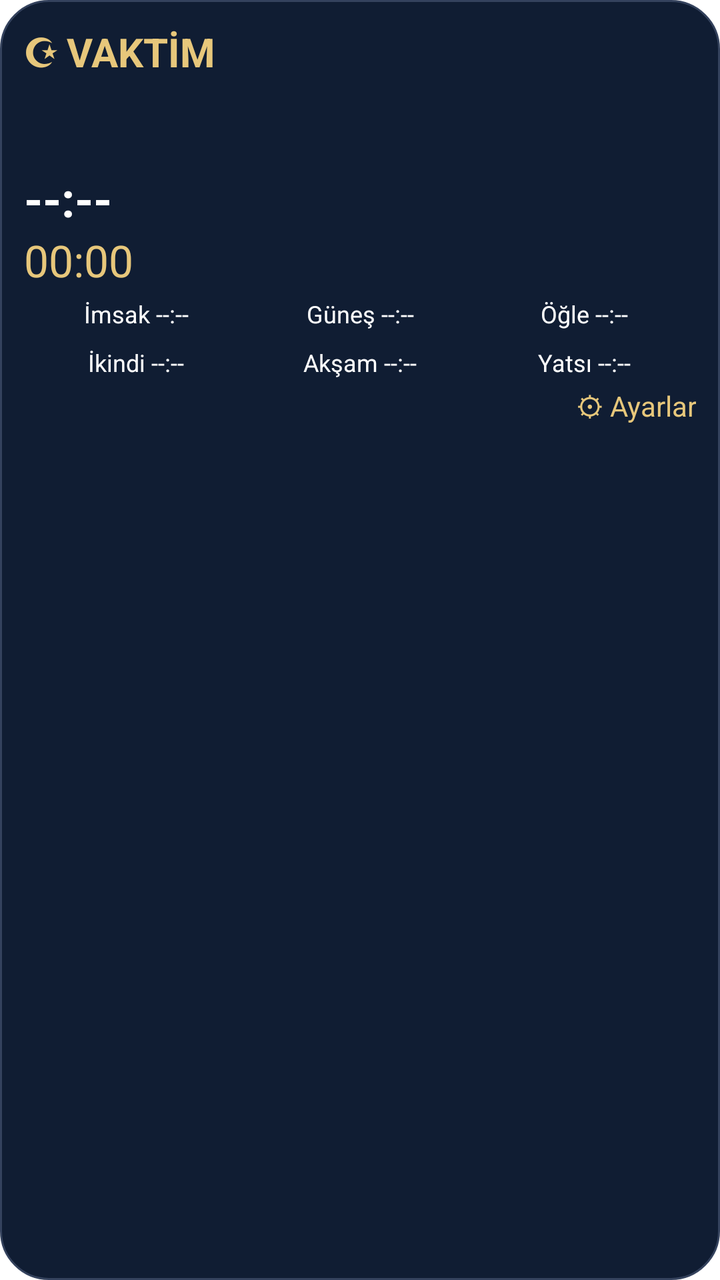
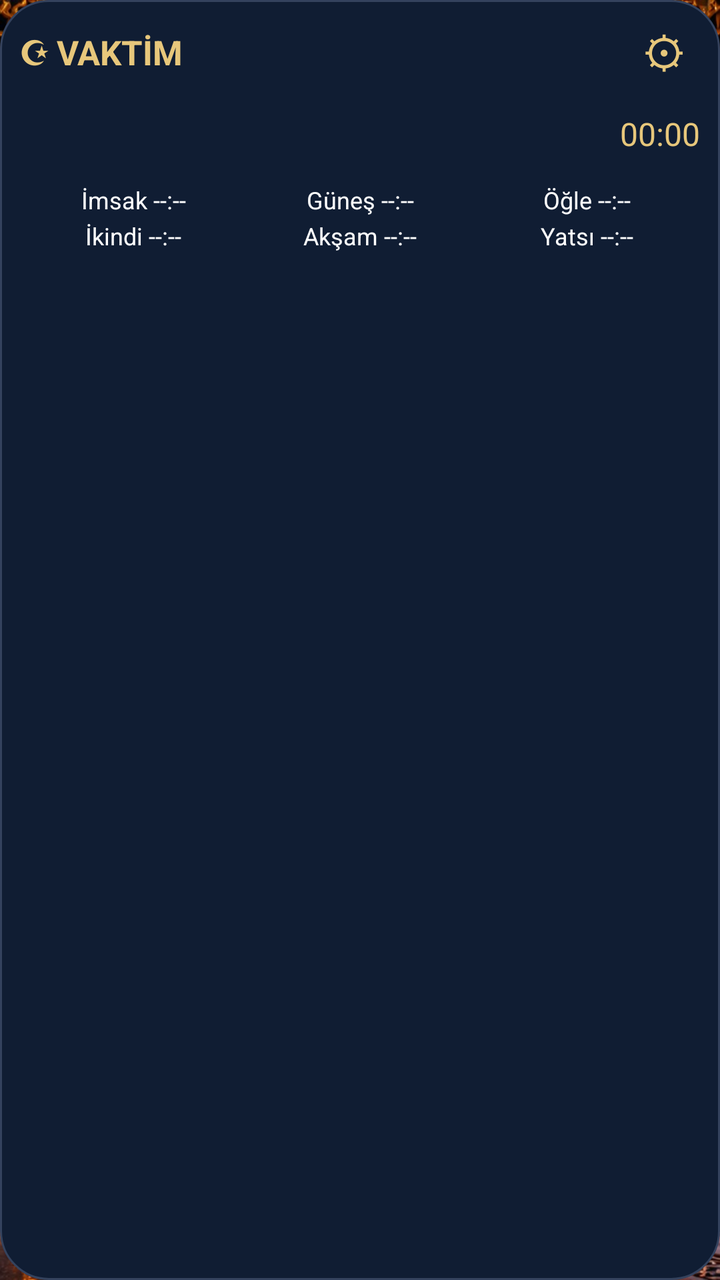

An Android layout rendered at two revisions. The XML below is the earlier revision; the diff shows what the commit changed to produce the second picture.
<!-- AndroidManifest.xml: application theme AppTheme -->
<!-- res/layout/vaktim_widget.xml -->
<LinearLayout xmlns:android="http://schemas.android.com/apk/res/android"
android:layout_width="match_parent"
android:layout_height="match_parent"
android:orientation="vertical"
android:padding="12dp"
android:background="@drawable/vaktim_widget_bg">

<TextView
android:id="@+id/widget_title"
android:layout_width="match_parent"
android:layout_height="wrap_content"
android:text="☪ VAKTİM"
android:textColor="#E7C77B"
android:textSize="20sp"
android:textStyle="bold"/>

<TextView
android:id="@+id/widget_city"
android:layout_width="match_parent"
android:layout_height="wrap_content"
android:textColor="#FFFFFF"
android:textSize="14sp"/>

<TextView
android:id="@+id/widget_prayer"
android:layout_width="match_parent"
android:layout_height="wrap_content"
android:textColor="#E7C77B"
android:textSize="18sp"/>

<TextView
android:id="@+id/widget_countdown"
android:layout_width="match_parent"
android:layout_height="wrap_content"
android:text="--:--"
android:textColor="#FFFFFF"
android:textSize="24sp"
android:textStyle="bold"/>

<Chronometer
android:id="@+id/widget_timer"
android:layout_width="match_parent"
android:layout_height="wrap_content"
android:textColor="#E7C77B"
android:textSize="22sp"
android:countDown="true"/>


<LinearLayout
android:layout_width="match_parent"
android:layout_height="wrap_content"
android:orientation="horizontal">

<TextView
android:id="@+id/widget_vakit_0"
android:layout_width="0dp"
android:layout_height="wrap_content"
android:layout_weight="1"
android:gravity="center"
android:padding="4dp"
android:text="İmsak --:--"
android:textColor="#FFFFFF"
android:textSize="12sp"/>

<TextView
android:id="@+id/widget_vakit_1"
android:layout_width="0dp"
android:layout_height="wrap_content"
android:layout_weight="1"
android:gravity="center"
android:padding="4dp"
android:text="Güneş --:--"
android:textColor="#FFFFFF"
android:textSize="12sp"/>

<TextView
android:id="@+id/widget_vakit_2"
android:layout_width="0dp"
android:layout_height="wrap_content"
android:layout_weight="1"
android:gravity="center"
android:padding="4dp"
android:text="Öğle --:--"
android:textColor="#FFFFFF"
android:textSize="12sp"/>
</LinearLayout>
<LinearLayout
android:layout_width="match_parent"
android:layout_height="wrap_content"
android:orientation="horizontal">

<TextView
android:id="@+id/widget_vakit_3"
android:layout_width="0dp"
android:layout_height="wrap_content"
android:layout_weight="1"
android:gravity="center"
android:padding="4dp"
android:text="İkindi --:--"
android:textColor="#FFFFFF"
android:textSize="12sp"/>

<TextView
android:id="@+id/widget_vakit_4"
android:layout_width="0dp"
android:layout_height="wrap_content"
android:layout_weight="1"
android:gravity="center"
android:padding="4dp"
android:text="Akşam --:--"
android:textColor="#FFFFFF"
android:textSize="12sp"/>

<TextView
android:id="@+id/widget_vakit_5"
android:layout_width="0dp"
android:layout_height="wrap_content"
android:layout_weight="1"
android:gravity="center"
android:padding="4dp"
android:text="Yatsı --:--"
android:textColor="#FFFFFF"
android:textSize="12sp"/>
</LinearLayout>
<TextView
android:id="@+id/widget_settings"
android:layout_width="match_parent"
android:layout_height="wrap_content"
android:gravity="end"
android:text="⚙ Ayarlar"
android:textColor="#E7C77B"
android:textSize="14sp"/>
</LinearLayout>
<!-- resources referenced by this layout -->
<resources>
  <!-- drawable vaktim_widget_bg (drawable) -->
  <?xml version="1.0" encoding="utf-8"?>
  <shape xmlns:android="http://schemas.android.com/apk/res/android" android:shape="rectangle">
      <solid android:color="#101D33"/>
      <corners android:radius="24dp"/>
      <stroke android:width="1dp" android:color="#34425D"/>
  </shape>
</resources>

<!-- the commit's change to res/layout/vaktim_widget.xml (unified diff, before → after) -->
@@ -2,49 +2,79 @@
 android:layout_width="match_parent"
 android:layout_height="match_parent"
 android:orientation="vertical"
-android:padding="12dp"
+android:padding="10dp"
 android:background="@drawable/vaktim_widget_bg">
+
+<LinearLayout
+android:layout_width="match_parent"
+android:layout_height="wrap_content"
+android:gravity="center_vertical"
+android:orientation="horizontal">
 
 <TextView
 android:id="@+id/widget_title"
-android:layout_width="match_parent"
+android:layout_width="0dp"
+android:layout_weight="1"
 android:layout_height="wrap_content"
 android:text="☪ VAKTİM"
 android:textColor="#E7C77B"
-android:textSize="20sp"
+android:textSize="17sp"
 android:textStyle="bold"/>
 
 <TextView
 android:id="@+id/widget_city"
+android:layout_width="wrap_content"
+android:layout_height="wrap_content"
+android:textColor="#FFFFFF"
+android:textSize="12sp"/>
+
+<TextView
+android:id="@+id/widget_settings"
+android:layout_width="36dp"
+android:layout_height="32dp"
+android:gravity="center"
+android:text="⚙"
+android:contentDescription="Ayarlar"
+android:textColor="#E7C77B"
+android:textSize="22sp"/>
+</LinearLayout>
+
+<LinearLayout
 android:layout_width="match_parent"
 android:layout_height="wrap_content"
-android:textColor="#FFFFFF"
-android:textSize="14sp"/>
+android:gravity="center_vertical"
+android:orientation="horizontal">
+
+<LinearLayout
+android:layout_width="0dp"
+android:layout_weight="1"
+android:layout_height="wrap_content"
+android:orientation="vertical">
 
 <TextView
 android:id="@+id/widget_prayer"
 android:layout_width="match_parent"
 android:layout_height="wrap_content"
 android:textColor="#E7C77B"
-android:textSize="18sp"/>
+android:textSize="14sp"/>
 
 <TextView
 android:id="@+id/widget_countdown"
 android:layout_width="match_parent"
 android:layout_height="wrap_content"
-android:text="--:--"
 android:textColor="#FFFFFF"
-android:textSize="24sp"
+android:textSize="23sp"
 android:textStyle="bold"/>
+</LinearLayout>
 
 <Chronometer
 android:id="@+id/widget_timer"
-android:layout_width="match_parent"
+android:layout_width="wrap_content"
 android:layout_height="wrap_content"
 android:textColor="#E7C77B"
-android:textSize="22sp"
+android:textSize="16sp"
 android:countDown="true"/>
-
+</LinearLayout>
 
 <LinearLayout
 android:layout_width="match_parent"
@@ -54,10 +84,11 @@ android:orientation="horizontal">
 <TextView
 android:id="@+id/widget_vakit_0"
 android:layout_width="0dp"
+android:layout_weight="1"
 android:layout_height="wrap_content"
-android:layout_weight="1"
 android:gravity="center"
-android:padding="4dp"
+android:padding="2dp"
+android:includeFontPadding="false"
 android:text="İmsak --:--"
 android:textColor="#FFFFFF"
 android:textSize="12sp"/>
@@ -65,10 +96,11 @@ android:textSize="12sp"/>
 <TextView
 android:id="@+id/widget_vakit_1"
 android:layout_width="0dp"
+android:layout_weight="1"
 android:layout_height="wrap_content"
-android:layout_weight="1"
 android:gravity="center"
-android:padding="4dp"
+android:padding="2dp"
+android:includeFontPadding="false"
 android:text="Güneş --:--"
 android:textColor="#FFFFFF"
 android:textSize="12sp"/>
@@ -76,10 +108,11 @@ android:textSize="12sp"/>
 <TextView
 android:id="@+id/widget_vakit_2"
 android:layout_width="0dp"
+android:layout_weight="1"
 android:layout_height="wrap_content"
-android:layout_weight="1"
 android:gravity="center"
-android:padding="4dp"
+android:padding="2dp"
+android:includeFontPadding="false"
 android:text="Öğle --:--"
 android:textColor="#FFFFFF"
 android:textSize="12sp"/>
@@ -92,10 +125,11 @@ android:orientation="horizontal">
 <TextView
 android:id="@+id/widget_vakit_3"
 android:layout_width="0dp"
+android:layout_weight="1"
 android:layout_height="wrap_content"
-android:layout_weight="1"
 android:gravity="center"
-android:padding="4dp"
+android:padding="2dp"
+android:includeFontPadding="false"
 android:text="İkindi --:--"
 android:textColor="#FFFFFF"
 android:textSize="12sp"/>
@@ -103,10 +137,11 @@ android:textSize="12sp"/>
 <TextView
 android:id="@+id/widget_vakit_4"
 android:layout_width="0dp"
+android:layout_weight="1"
 android:layout_height="wrap_content"
-android:layout_weight="1"
 android:gravity="center"
-android:padding="4dp"
+android:padding="2dp"
+android:includeFontPadding="false"
 android:text="Akşam --:--"
 android:textColor="#FFFFFF"
 android:textSize="12sp"/>
@@ -114,20 +149,12 @@ android:textSize="12sp"/>
 <TextView
 android:id="@+id/widget_vakit_5"
 android:layout_width="0dp"
+android:layout_weight="1"
 android:layout_height="wrap_content"
-android:layout_weight="1"
 android:gravity="center"
-android:padding="4dp"
+android:padding="2dp"
+android:includeFontPadding="false"
 android:text="Yatsı --:--"
 android:textColor="#FFFFFF"
 android:textSize="12sp"/>
-</LinearLayout>
-<TextView
-android:id="@+id/widget_settings"
-android:layout_width="match_parent"
-android:layout_height="wrap_content"
-android:gravity="end"
-android:text="⚙ Ayarlar"
-android:textColor="#E7C77B"
-android:textSize="14sp"/>
-</LinearLayout>
+</LinearLayout></LinearLayout>
<!-- resource entries referenced after the edit -->
@@ -7,5 +7,34 @@
       <corners android:radius="24dp"/>
       <stroke android:width="1dp" android:color="#34425D"/>
   </shape>
+  <style name="AppTheme" parent="Theme.AppCompat.DayNight.NoActionBar">
+      <item name="android:enforceNavigationBarContrast" tools:targetApi="29">true</item>
+      <item name="android:editTextBackground">@drawable/rn_edit_text_material</item>
+      <item name="colorPrimary">@color/colorPrimary</item>
+      <item name="android:statusBarColor">#07152C</item>
+      <item name="android:windowBackground">@drawable/vaktim_acilis</item>
+    </style>
+  <!-- drawable rn_edit_text_material (drawable) -->
+  <?xml version="1.0" encoding="utf-8"?>
+  <inset xmlns:android="http://schemas.android.com/apk/res/android"
+         android:insetLeft="@dimen/abc_edit_text_inset_horizontal_material"
+         android:insetRight="@dimen/abc_edit_text_inset_horizontal_material"
+         android:insetTop="@dimen/abc_edit_text_inset_top_material"
+         android:insetBottom="@dimen/abc_edit_text_inset_bottom_material"
+         >
+  
+      <selector>
+          
+          <item android:state_enabled="false" android:drawable="@drawable/abc_textfield_default_mtrl_alpha"/>
+          <item android:drawable="@drawable/abc_textfield_activated_mtrl_alpha"/>
+      </selector>
+  
+  </inset>
+  <color name="colorPrimary">#023c69</color>
+  <!-- drawable vaktim_acilis (drawable) -->
+  <bitmap xmlns:android="http://schemas.android.com/apk/res/android"
+      android:src="@drawable/vaktim_splash_art"
+      android:gravity="fill" />
+  <!-- drawable vaktim_splash_art: jpg bitmap (drawable-nodpi, 410185 bytes) -->
 </resources>
 
